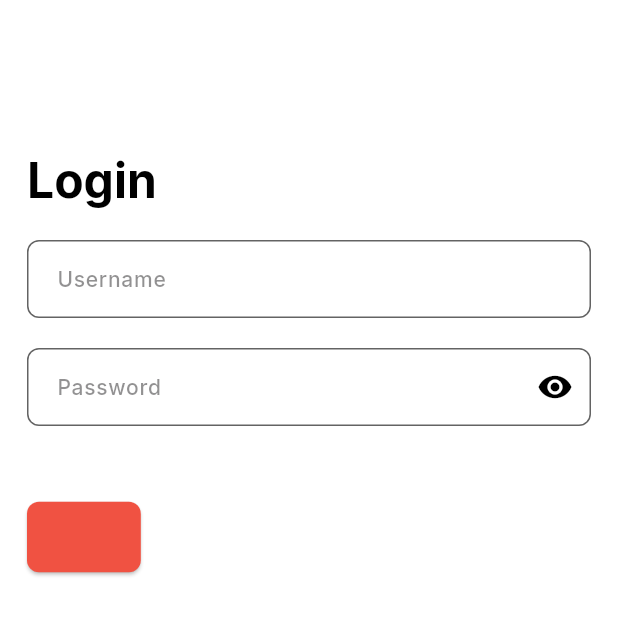
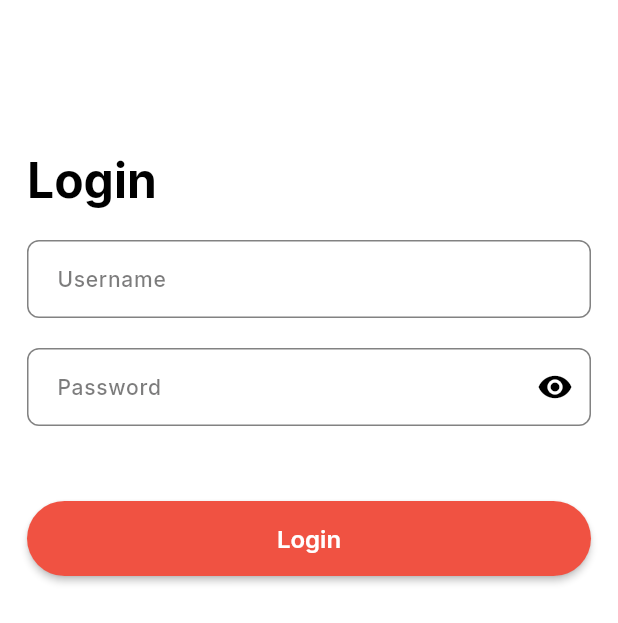
Before and after one commit to bishal-rumba007/catering-service-app, a Flutter app: the screen it shows after launch, on a phone screen of 412 x 824 dp. Shown: the top 623 px of the screen. Run offline on Flutter 3.47's test engine with Material 3 defaults, Android fonts, the phone set to English and light mode, and no system bars; our stand-ins replace firebase_core, flutter_riverpod, google_fonts; accounts and stored records are empty.

Commit message:
update theme

```diff
--- a/lib/src/themes/color.dart
+++ b/lib/src/themes/color.dart
@@ -9,5 +9,5 @@ class AppColor {
   static const Color grey2Color = Color(0xFFd8d8d9);
   static const Color containerColor = Color(0xFFfbd652);
   static const Color meanGreen = Color(0xFF42861d);
-  static const Color setOrgane = Color(0xFFf58830);
+  static const Color setOrange = Color(0xFFf58830);
 }
--- a/lib/src/themes/theme.dart
+++ b/lib/src/themes/theme.dart
@@ -68,7 +68,7 @@ class AppTheme {
       bodyMedium: GoogleFonts.inter(
         fontSize: 14,
         fontWeight: FontWeight.w500,
-        color: AppColor.darkColor.withOpacity(0.5),
+        color: AppColor.darkColor.withOpacity(0.7),
       ),
       bodySmall: GoogleFonts.inter(
         fontSize: 12,
@@ -133,25 +133,20 @@ class AppTheme {
       ),
     ),
     elevatedButtonTheme: ElevatedButtonThemeData(
-      style: ButtonStyle(
-        backgroundColor: MaterialStateProperty.all<Color>(AppColor.primaryRed),
-        textStyle: MaterialStateProperty.all<TextStyle>(
-          GoogleFonts.inter(
-            fontWeight: FontWeight.w800,
-            fontSize: 16,
-            color: Colors.white, // Text color for the button
-          ),
+      style: ElevatedButton.styleFrom(
+        minimumSize: const Size(double.infinity, 50),
+        textStyle:  GoogleFonts.inter(
+          fontWeight: FontWeight.w600,
+          fontSize: 16,
+          color: Colors.white,
         ),
-        padding: MaterialStateProperty.all<EdgeInsetsGeometry>(
-          const EdgeInsets.symmetric(horizontal: 16.0, vertical: 14.0),
-        ),
-        shape: MaterialStateProperty.all<RoundedRectangleBorder>(
-          RoundedRectangleBorder(
-            borderRadius: BorderRadius.circular(8.0),
-          ),
-        ),
-      ),
+        backgroundColor: AppColor.primaryRed,
+        foregroundColor: Colors.white,
+        elevation: 2,
+        padding: const EdgeInsets.symmetric(horizontal: 16.0, vertical: 14.0),
+      )
     ),
+
     inputDecorationTheme: InputDecorationTheme(
       contentPadding:
           const EdgeInsets.symmetric(vertical: 14.0, horizontal: 16.0),
@@ -161,21 +156,38 @@ class AppTheme {
       ),
       enabledBorder: OutlineInputBorder(
         borderRadius: BorderRadius.circular(8.0),
-        borderSide: const BorderSide(color: AppColor.greyColor, width: 1.0),
+        borderSide: BorderSide(color: AppColor.greyColor.withOpacity(0.8), width: 1.0),
       ),
       focusedBorder: OutlineInputBorder(
         borderRadius: BorderRadius.circular(8.0),
-        borderSide: const BorderSide(color: AppColor.primaryRed, width: 2.0),
+        borderSide: const BorderSide(color: AppColor.primaryRed, width: 1.5),
       ),
       labelStyle: GoogleFonts.inter(
         fontSize: 14,
         fontWeight: FontWeight.w500,
-        color: AppColor.darkColor.withOpacity(0.5),
+        color: AppColor.darkColor.withOpacity(0.6),
+      ),
+      floatingLabelStyle: GoogleFonts.inter(
+        fontSize: 14,
+        fontWeight: FontWeight.w600,
+        color: AppColor.primaryRed,
+      ),
+      errorBorder: OutlineInputBorder(
+        borderRadius: BorderRadius.circular(8.0),
+        borderSide: const BorderSide(color: AppColor.setOrange, width: 1.5),
       ),
       errorStyle: GoogleFonts.inter(
         fontSize: 12,
         color: Colors.red,
       ),
     ),
+    textButtonTheme: TextButtonThemeData(
+      style: TextButton.styleFrom(
+        textStyle: GoogleFonts.inter(
+          fontSize: 14,
+          fontWeight: FontWeight.w600
+        )
+      )
+    )
   );
 }
```
